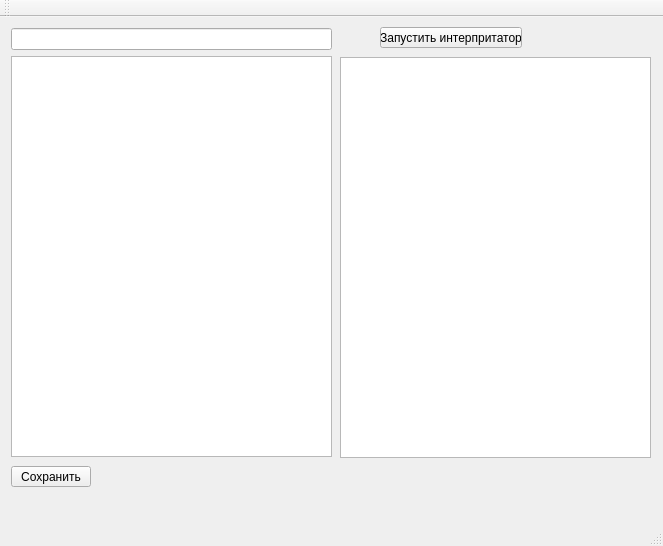
First picture: the form in mainwindow.ui, repository sergeystarkov/kr_InterpreterVM, before the edit.
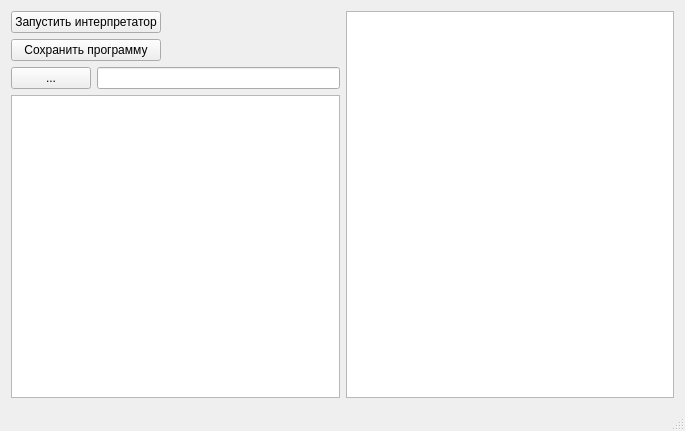
Second picture: the form after the edit.

The edit to the form file:
```diff
--- a/mainwindow.ui
+++ b/mainwindow.ui
@@ -6,88 +6,79 @@
    <rect>
     <x>0</x>
     <y>0</y>
-    <width>663</width>
-    <height>546</height>
+    <width>685</width>
+    <height>431</height>
    </rect>
   </property>
   <property name="windowTitle">
    <string>MainWindow</string>
   </property>
   <widget class="QWidget" name="centralWidget">
-   <widget class="QPushButton" name="startInterpereter">
-    <property name="geometry">
-     <rect>
-      <x>380</x>
-      <y>10</y>
-      <width>142</width>
-      <height>21</height>
-     </rect>
-    </property>
-    <property name="text">
-     <string>Запустить интерпритатор</string>
-    </property>
-   </widget>
-   <widget class="QTextBrowser" name="debugLog">
-    <property name="geometry">
-     <rect>
-      <x>340</x>
-      <y>40</y>
-      <width>311</width>
-      <height>401</height>
-     </rect>
-    </property>
-   </widget>
-   <widget class="QTextEdit" name="programText">
-    <property name="geometry">
-     <rect>
-      <x>11</x>
-      <y>39</y>
-      <width>321</width>
-      <height>401</height>
-     </rect>
-    </property>
-   </widget>
-   <widget class="QLineEdit" name="pathToFile">
-    <property name="geometry">
-     <rect>
-      <x>11</x>
-      <y>11</y>
-      <width>321</width>
-      <height>22</height>
-     </rect>
-    </property>
-   </widget>
-   <widget class="QPushButton" name="save">
-    <property name="geometry">
-     <rect>
-      <x>11</x>
-      <y>449</y>
-      <width>80</width>
-      <height>21</height>
-     </rect>
-    </property>
-    <property name="text">
-     <string>Сохранить</string>
-    </property>
-   </widget>
-  </widget>
-  <widget class="QMenuBar" name="menuBar">
-   <property name="geometry">
-    <rect>
-     <x>0</x>
-     <y>0</y>
-     <width>663</width>
-     <height>20</height>
-    </rect>
-   </property>
-  </widget>
-  <widget class="QToolBar" name="mainToolBar">
-   <attribute name="toolBarArea">
-    <enum>TopToolBarArea</enum>
-   </attribute>
-   <attribute name="toolBarBreak">
-    <bool>false</bool>
-   </attribute>
+   <layout class="QVBoxLayout" name="verticalLayout_3">
+    <item>
+     <layout class="QHBoxLayout" name="horizontalLayout_3">
+      <item>
+       <layout class="QVBoxLayout" name="verticalLayout_2">
+        <item>
+         <layout class="QHBoxLayout" name="horizontalLayout_2">
+          <item>
+           <layout class="QVBoxLayout" name="verticalLayout">
+            <item>
+             <widget class="QPushButton" name="startInterpereter">
+              <property name="text">
+               <string>Запустить интерпретатор</string>
+              </property>
+             </widget>
+            </item>
+            <item>
+             <widget class="QPushButton" name="save">
+              <property name="text">
+               <string>Сохранить программу</string>
+              </property>
+             </widget>
+            </item>
+           </layout>
+          </item>
+          <item>
+           <spacer name="horizontalSpacer">
+            <property name="orientation">
+             <enum>Qt::Horizontal</enum>
+            </property>
+            <property name="sizeHint" stdset="0">
+             <size>
+              <width>40</width>
+              <height>20</height>
+             </size>
+            </property>
+           </spacer>
+          </item>
+         </layout>
+        </item>
+        <item>
+         <layout class="QHBoxLayout" name="horizontalLayout">
+          <item>
+           <widget class="QPushButton" name="openFile">
+            <property name="text">
+             <string>...</string>
+            </property>
+           </widget>
+          </item>
+          <item>
+           <widget class="QLineEdit" name="pathToFile"/>
+          </item>
+         </layout>
+        </item>
+        <item>
+         <widget class="QTextEdit" name="programText"/>
+        </item>
+       </layout>
+      </item>
+      <item>
+       <widget class="QTextBrowser" name="debugLog"/>
+      </item>
+     </layout>
+    </item>
+   </layout>
   </widget>
   <widget class="QStatusBar" name="statusBar"/>
  </widget>
```
